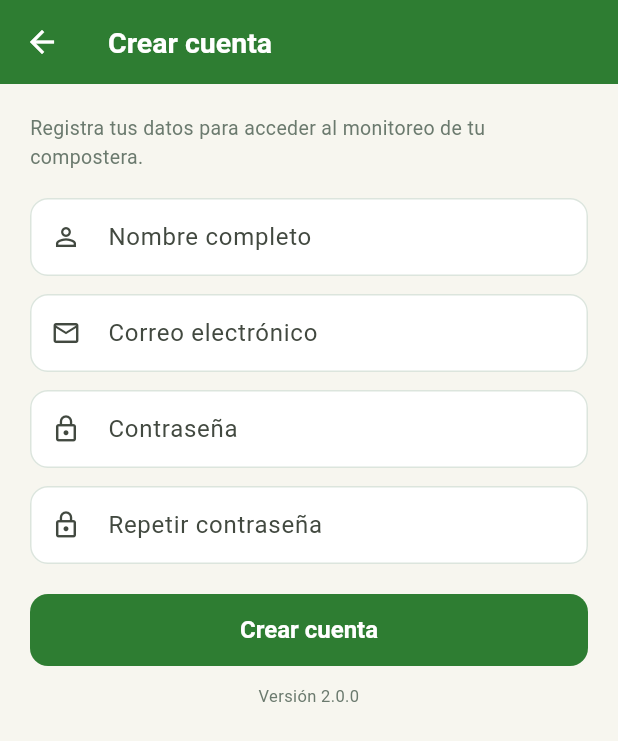
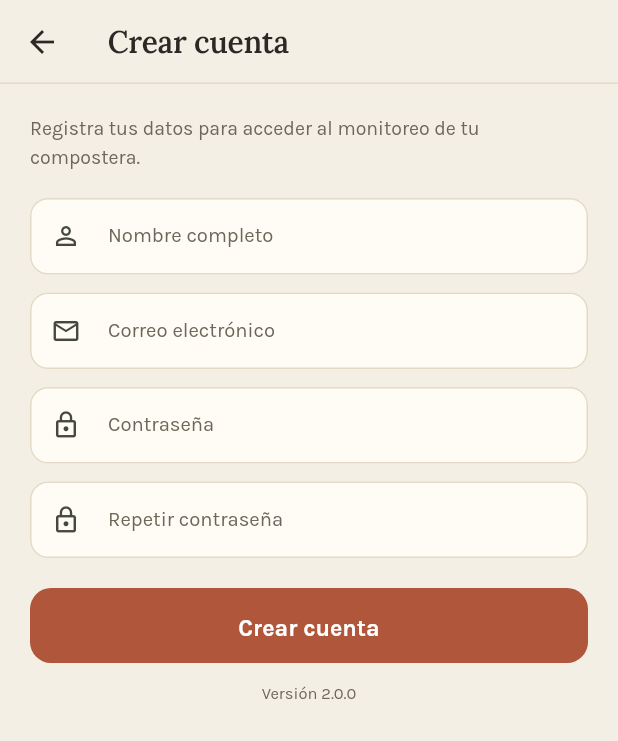
Before and after one commit to Michael2002Miranda/compost-iot-mobile, a Flutter app: the screen it shows after launch, after a tap on "Ingresar", after a tap on "Crear cuenta", on a phone screen of 412 x 824 dp. Shown: the top 741 px of the screen. Run offline on Flutter 3.47's test engine with Material 3 defaults, Android fonts, the phone set to English and light mode, and no system bars; our stand-ins replace shared_preferences; accounts and stored records are empty.

Commit message:
style: nueva identidad visual con paleta terrosa y tipografia editorial
- Paleta papel, oliva y terracota en lugar del verde Material por defecto
- Lora (serif) para titulos y cifras; Karla para el texto
- Barra superior clara con linea fina, tarjetas con borde y sin sombras
- Etiquetas de seccion en mayusculas espaciadas; numeros en serif
- Pantalla de ingreso sin referencias institucionales

```diff
--- a/lib/ui/login_page.dart
+++ b/lib/ui/login_page.dart
@@ -64,30 +64,38 @@ class _LoginPageState extends State<LoginPage> {
                 children: [
                   Center(
                     child: Container(
-                      width: 76,
-                      height: 76,
-                      decoration: const BoxDecoration(color: Tema.verdeClaro, shape: BoxShape.circle),
-                      child: const Icon(Icons.eco, size: 40, color: Tema.verde),
+                      width: 72,
+                      height: 72,
+                      decoration: const BoxDecoration(color: Tema.salvia, shape: BoxShape.circle),
+                      child: const Icon(Icons.eco, size: 36, color: Tema.olivaOscuro),
                     ),
                   ),
                   const SizedBox(height: 18),
-                  const Text(
+                  Text(
                     'Compost IoT',
                     textAlign: TextAlign.center,
-                    style: TextStyle(fontSize: 26, fontWeight: FontWeight.w800, color: Tema.verdeOscuro),
+                    style: Tema.serif(32, color: Tema.olivaOscuro),
                   ),
-                  const SizedBox(height: 6),
-                  const Text(
+                  const SizedBox(height: 8),
+                  Center(
+                    child: Container(
+                      width: 36,
+                      height: 2,
+                      color: Tema.terracota,
+                    ),
+                  ),
+                  const SizedBox(height: 10),
+                  Text(
                     'Monitoreo del compostaje en tiempo real',
                     textAlign: TextAlign.center,
-                    style: TextStyle(fontSize: 13.5, color: Tema.textoSecundario),
+                    style: Tema.sans(13, color: Tema.tintaSuave),
                   ),
-                  const SizedBox(height: 28),
-                  const Text('Bienvenido', style: TextStyle(fontSize: 20, fontWeight: FontWeight.w700)),
+                  const SizedBox(height: 30),
+                  Text('Bienvenido', style: Tema.serif(22)),
                   const SizedBox(height: 4),
-                  const Text(
+                  Text(
                     'Inicia sesión para ver tu compostera',
-                    style: TextStyle(fontSize: 13, color: Tema.textoSecundario),
+                    style: Tema.sans(13, color: Tema.tintaSuave),
                   ),
                   const SizedBox(height: 18),
                   TextFormField(
@@ -167,17 +175,17 @@ class _LoginPageState extends State<LoginPage> {
                     onPressed: _enviando ? null : _abrirRegistro,
                     style: OutlinedButton.styleFrom(
                       minimumSize: const Size.fromHeight(48),
-                      foregroundColor: Tema.verde,
-                      side: const BorderSide(color: Tema.verde),
-                      shape: RoundedRectangleBorder(borderRadius: BorderRadius.circular(12)),
+                      foregroundColor: Tema.tinta,
+                      side: const BorderSide(color: Tema.borde),
+                      shape: RoundedRectangleBorder(borderRadius: BorderRadius.circular(14)),
                     ),
                     child: const Text('Crear cuenta'),
                   ),
                   const SizedBox(height: 26),
-                  const Text(
-                    'Universidad Privada Antenor Orrego · 2026',
+                  Text(
+                    'Monitoreo de compostaje domiciliario',
                     textAlign: TextAlign.center,
-                    style: TextStyle(fontSize: 11, color: Tema.textoSecundario),
+                    style: Tema.sans(11, color: Tema.tintaSuave, espaciado: 0.3),
                   ),
                 ],
               ),
--- a/lib/ui/tema.dart
+++ b/lib/ui/tema.dart
@@ -2,127 +2,236 @@ import 'package:flutter/material.dart';
 
 import '../clasificacion.dart';
 
-/// Paleta y estilos de la aplicación.
+/// Identidad visual de la aplicación.
+///
+/// Paleta terrosa (papel, oliva, terracota) y tipografía editorial: Lora para
+/// títulos y cifras, Karla para el texto. La intención es que se sienta como una
+/// libreta de campo y no como una plantilla genérica.
 class Tema {
-  static const Color verde = Color(0xFF2E7D32);
-  static const Color verdeOscuro = Color(0xFF1B5E20);
-  static const Color verdeClaro = Color(0xFFE8F5E9);
-  static const Color crema = Color(0xFFF7F6EF);
-  static const Color texto = Color(0xFF1F2A22);
-  static const Color textoSecundario = Color(0xFF6B7A6E);
+  // --- Paleta -------------------------------------------------------------
+  static const Color papel = Color(0xFFF4EFE4);
+  static const Color superficie = Color(0xFFFFFCF6);
+  static const Color tinta = Color(0xFF2B2925);
+  static const Color tintaSuave = Color(0xFF6E6759);
+  static const Color oliva = Color(0xFF5A6B47);
+  static const Color olivaOscuro = Color(0xFF3C4A30);
+  static const Color salvia = Color(0xFFE6E9DA);
+  static const Color terracota = Color(0xFFB0563A);
+  static const Color terracotaSuave = Color(0xFFF3E2D9);
+  static const Color ocre = Color(0xFFC08A2E);
+  static const Color ladrillo = Color(0xFFA33B33);
+  static const Color borde = Color(0xFFE3DAC7);
+
+  // Nombres anteriores, conservados para no tocar todas las pantallas.
+  static const Color verde = oliva;
+  static const Color verdeOscuro = olivaOscuro;
+  static const Color verdeClaro = salvia;
+  static const Color crema = papel;
+  static const Color texto = tinta;
+  static const Color textoSecundario = tintaSuave;
+
+  static TextStyle serif(double tamano, {Color color = tinta, double peso = 600}) {
+    return TextStyle(
+      fontFamily: 'Lora',
+      fontSize: tamano,
+      height: 1.18,
+      color: color,
+      fontWeight: FontWeight.w600,
+      fontVariations: [FontVariation('wght', peso)],
+      letterSpacing: -0.2,
+    );
+  }
+
+  static TextStyle sans(double tamano, {
+    Color color = tinta,
+    FontWeight peso = FontWeight.w400,
+    double altura = 1.45,
+    double espaciado = 0,
+  }) {
+    return TextStyle(
+      fontFamily: 'Karla',
+      fontSize: tamano,
+      height: altura,
+      color: color,
+      fontWeight: peso,
+      letterSpacing: espaciado,
+    );
+  }
 
   static ThemeData construir() {
     final esquema = ColorScheme.fromSeed(
-      seedColor: verde,
+      seedColor: oliva,
       brightness: Brightness.light,
     ).copyWith(
-      primary: verde,
-      secondary: const Color(0xFF8D6E63),
-      surface: Colors.white,
+      primary: terracota,
+      onPrimary: Colors.white,
+      secondary: oliva,
+      surface: superficie,
+      onSurface: tinta,
+      error: ladrillo,
     );
 
-    return ThemeData(
-      useMaterial3: true,
-      colorScheme: esquema,
-      scaffoldBackgroundColor: crema,
-      appBarTheme: const AppBarTheme(
-        backgroundColor: verde,
-        foregroundColor: Colors.white,
+    final base = ThemeData(useMaterial3: true, colorScheme: esquema);
+
+    final texto = base.textTheme.apply(
+      fontFamily: 'Karla',
+      bodyColor: tinta,
+      displayColor: tinta,
+    ).copyWith(
+      displayLarge: serif(40),
+      displayMedium: serif(32),
+      displaySmall: serif(28),
+      headlineLarge: serif(26),
+      headlineMedium: serif(23),
+      headlineSmall: serif(20),
+      titleLarge: serif(18),
+      titleMedium: serif(16, peso: 500),
+      titleSmall: sans(13, peso: FontWeight.w700, espaciado: 0.4),
+      bodyLarge: sans(15.5, altura: 1.5),
+      bodyMedium: sans(14, altura: 1.45),
+      bodySmall: sans(12, color: tintaSuave),
+      labelLarge: sans(14, peso: FontWeight.w700, espaciado: 0.2),
+      labelMedium: sans(12, peso: FontWeight.w600, espaciado: 0.3),
+      labelSmall: sans(10.5, peso: FontWeight.w700, color: tintaSuave, espaciado: 1.0),
+    );
+
+    return base.copyWith(
+      textTheme: texto,
+      scaffoldBackgroundColor: papel,
+      appBarTheme: AppBarTheme(
+        backgroundColor: papel,
+        foregroundColor: tinta,
         elevation: 0,
+        scrolledUnderElevation: 0,
         centerTitle: false,
-        titleTextStyle: TextStyle(
-          color: Colors.white,
-          fontSize: 19,
-          fontWeight: FontWeight.w600,
+        titleTextStyle: serif(20),
+        iconTheme: const IconThemeData(color: tinta),
+        shape: const Border(bottom: BorderSide(color: borde)),
+      ),
+      cardTheme: CardThemeData(
+        color: superficie,
+        elevation: 0,
+        margin: EdgeInsets.zero,
+        shape: RoundedRectangleBorder(
+          borderRadius: BorderRadius.circular(16),
+          side: const BorderSide(color: borde),
         ),
       ),
-      cardTheme: const CardThemeData(
-        color: Colors.white,
-        elevation: 0,
-        margin: EdgeInsets.zero,
-      ),
+      dividerTheme: const DividerThemeData(color: borde, thickness: 1, space: 1),
       inputDecorationTheme: InputDecorationTheme(
         filled: true,
-        fillColor: Colors.white,
+        fillColor: superficie,
         contentPadding: const EdgeInsets.symmetric(horizontal: 14, vertical: 14),
+        labelStyle: sans(13.5, color: tintaSuave),
+        hintStyle: sans(13.5, color: tintaSuave),
         border: OutlineInputBorder(
           borderRadius: BorderRadius.circular(12),
-          borderSide: const BorderSide(color: Color(0xFFDCE5DD)),
+          borderSide: const BorderSide(color: borde),
         ),
         enabledBorder: OutlineInputBorder(
           borderRadius: BorderRadius.circular(12),
-          borderSide: const BorderSide(color: Color(0xFFDCE5DD)),
+          borderSide: const BorderSide(color: borde),
         ),
         focusedBorder: OutlineInputBorder(
           borderRadius: BorderRadius.circular(12),
-          borderSide: const BorderSide(color: verde, width: 1.6),
+          borderSide: const BorderSide(color: terracota, width: 1.5),
         ),
       ),
       filledButtonTheme: FilledButtonThemeData(
         style: FilledButton.styleFrom(
-          backgroundColor: verde,
+          backgroundColor: terracota,
           foregroundColor: Colors.white,
-          minimumSize: const Size.fromHeight(48),
-          shape: RoundedRectangleBorder(borderRadius: BorderRadius.circular(12)),
-          textStyle: const TextStyle(fontSize: 16, fontWeight: FontWeight.w600),
+          minimumSize: const Size.fromHeight(50),
+          shape: RoundedRectangleBorder(borderRadius: BorderRadius.circular(14)),
+          textStyle: sans(15.5, peso: FontWeight.w700, color: Colors.white),
         ),
       ),
+      outlinedButtonTheme: OutlinedButtonThemeData(
+        style: OutlinedButton.styleFrom(
+          foregroundColor: tinta,
+          minimumSize: const Size.fromHeight(48),
+          side: const BorderSide(color: borde),
+          shape: RoundedRectangleBorder(borderRadius: BorderRadius.circular(14)),
+          textStyle: sans(14.5, peso: FontWeight.w600),
+        ),
+      ),
+      textButtonTheme: TextButtonThemeData(
+        style: TextButton.styleFrom(
+          foregroundColor: terracota,
+          textStyle: sans(13.5, peso: FontWeight.w700, color: terracota),
+        ),
+      ),
+      chipTheme: ChipThemeData(
+        backgroundColor: superficie,
+        selectedColor: salvia,
+        side: const BorderSide(color: borde),
+        labelStyle: sans(12.5, peso: FontWeight.w500),
+        shape: RoundedRectangleBorder(borderRadius: BorderRadius.circular(20)),
+      ),
       navigationBarTheme: NavigationBarThemeData(
-        backgroundColor: Colors.white,
-        indicatorColor: verdeClaro,
-        height: 66,
+        backgroundColor: superficie,
+        indicatorColor: salvia,
+        height: 68,
+        elevation: 0,
         labelTextStyle: WidgetStateProperty.all(
-          const TextStyle(fontSize: 11, fontWeight: FontWeight.w600),
+          sans(10.5, peso: FontWeight.w700, espaciado: 0.3),
         ),
         iconTheme: WidgetStateProperty.resolveWith(
           (estados) => IconThemeData(
-            color: estados.contains(WidgetState.selected) ? verde : textoSecundario,
-            size: 24,
+            color: estados.contains(WidgetState.selected) ? olivaOscuro : tintaSuave,
+            size: 23,
           ),
         ),
       ),
-      snackBarTheme: const SnackBarThemeData(
-        backgroundColor: texto,
-        contentTextStyle: TextStyle(color: Colors.white),
+      snackBarTheme: SnackBarThemeData(
+        backgroundColor: tinta,
+        contentTextStyle: sans(13, color: Colors.white),
         behavior: SnackBarBehavior.floating,
+        shape: RoundedRectangleBorder(borderRadius: BorderRadius.circular(12)),
+      ),
+      listTileTheme: ListTileThemeData(
+        iconColor: oliva,
+        titleTextStyle: sans(14.5, peso: FontWeight.w600),
+        subtitleTextStyle: sans(12, color: tintaSuave),
       ),
     );
   }
 
+  // --- Estados ------------------------------------------------------------
   static Color colorEstado(EstadoParametro estado) {
     switch (estado) {
       case EstadoParametro.optimo:
-        return const Color(0xFF2E7D32);
+        return const Color(0xFF4E6B43);
       case EstadoParametro.advertencia:
-        return const Color(0xFFEF6C00);
+        return ocre;
       case EstadoParametro.critico:
-        return const Color(0xFFC62828);
+        return ladrillo;
     }
   }
 
   static Color colorSeveridad(String severidad) {
     switch (severidad) {
       case 'critica':
-        return const Color(0xFFC62828);
+        return ladrillo;
       case 'advertencia':
-        return const Color(0xFFEF6C00);
+        return ocre;
       default:
-        return const Color(0xFF1565C0);
+        return const Color(0xFF4A6B7C);
     }
   }
 
   static Color colorFase(String codigo) {
     switch (codigo) {
       case 'termofila':
-        return const Color(0xFFC62828);
+        return ladrillo;
       case 'mesofila_activa':
-        return const Color(0xFFEF6C00);
+        return ocre;
       case 'mesofila':
-        return const Color(0xFF2E7D32);
+        return const Color(0xFF4E6B43);
       case 'enfriamiento':
-        return const Color(0xFF1565C0);
+        return const Color(0xFF4A6B7C);
       default:
-        return const Color(0xFF6D4C41);
+        return terracota;
     }
   }
 }
```
Also changed, not shown: lib/ui/dashboard_page.dart (+35 -23 lines), lib/ui/widgets.dart (+52 -50 lines), pubspec.yaml (+12 -0 lines), assets/fonts/Karla-Bold.ttf (added), assets/fonts/Karla-Medium.ttf (added), assets/fonts/Karla-Regular.ttf (added), assets/fonts/Lora-Variable.ttf (added), 1 other file.
